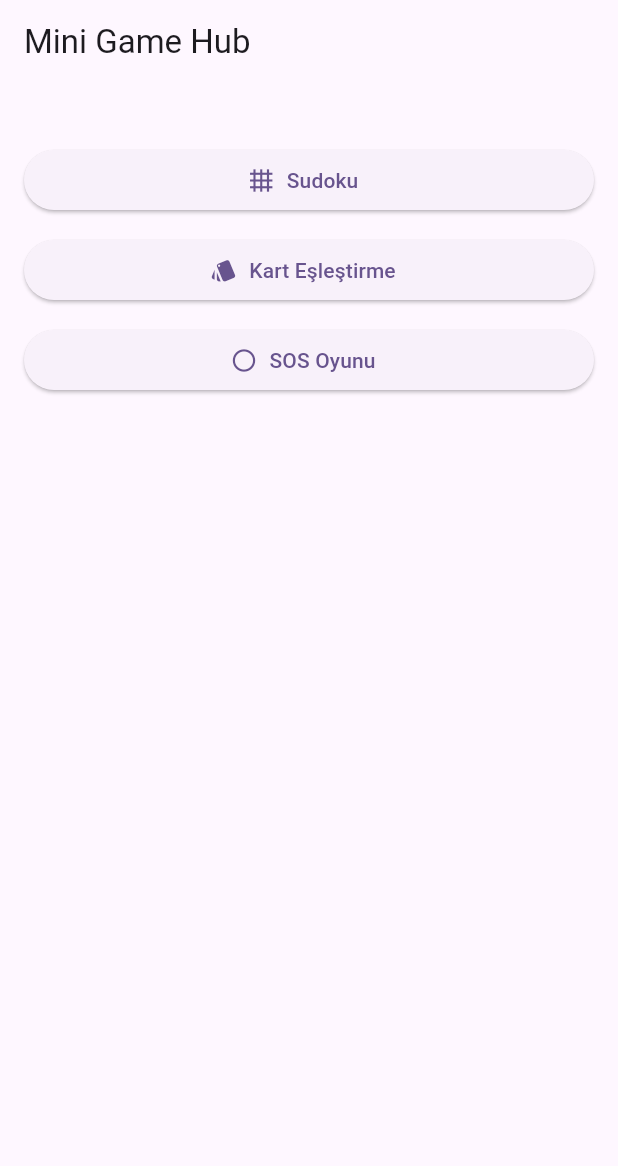
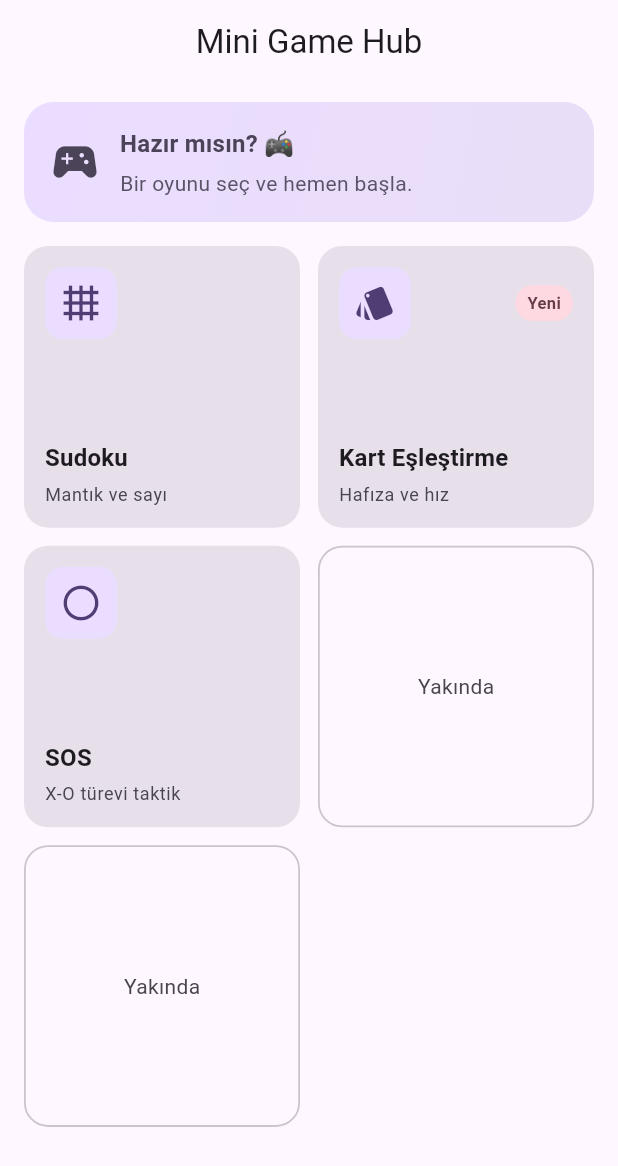
Before and after one commit to Murattyildiz/mini_game_hub, a Flutter app: the screen it shows after launch, on a phone screen of 412 x 824 dp. Shown: the top 1166 px of the screen. Run offline on Flutter 3.47's test engine with Material 3 defaults, Android fonts, the light colour scheme and no system bars; our stand-ins replace cloud_firestore, firebase_core, flutter_riverpod, go_router, shared_preferences; accounts and stored records are empty.

Commit message:
ana sayfa düzenlendi

```diff
--- a/lib/features/home/home_page.dart
+++ b/lib/features/home/home_page.dart
@@ -6,30 +6,89 @@ class HomePage extends StatelessWidget {
 
   @override
   Widget build(BuildContext context) {
+    final cs = Theme.of(context).colorScheme;
     return Scaffold(
-      appBar: AppBar(title: const Text('Mini Game Hub')),
-      body: Padding(
-        padding: const EdgeInsets.all(16.0),
-        child: Column(
-          crossAxisAlignment: CrossAxisAlignment.stretch,
-          children: [
-            const SizedBox(height: 24),
-            ElevatedButton.icon(
-              onPressed: () => context.go('/sudoku'),
-              icon: const Icon(Icons.grid_4x4),
-              label: const Text('Sudoku'),
+      appBar: AppBar(
+        title: const Text('Mini Game Hub'),
+        centerTitle: true,
+      ),
+      body: SafeArea(
+        child: CustomScrollView(
+          slivers: [
+            SliverToBoxAdapter(
+              child: Padding(
+                padding: const EdgeInsets.fromLTRB(16, 12, 16, 8),
+                child: Container(
+                  padding: const EdgeInsets.all(16),
+                  decoration: BoxDecoration(
+                    gradient: LinearGradient(
+                      colors: [cs.primaryContainer, cs.secondaryContainer],
+                      begin: Alignment.topLeft,
+                      end: Alignment.bottomRight,
+                    ),
+                    borderRadius: BorderRadius.circular(20),
+                  ),
+                  child: Row(
+                    children: [
+                      Icon(Icons.sports_esports, color: cs.onSecondaryContainer, size: 36),
+                      const SizedBox(width: 12),
+                      Expanded(
+                        child: Column(
+                          crossAxisAlignment: CrossAxisAlignment.start,
+                          children: [
+                            Text('Hazır mısın? 🎮',
+                                style: Theme.of(context)
+                                    .textTheme
+                                    .titleMedium
+                                    ?.copyWith(color: cs.onSecondaryContainer, fontWeight: FontWeight.w700)),
+                            const SizedBox(height: 4),
+                            Text('Bir oyunu seç ve hemen başla.',
+                                style: Theme.of(context)
+                                    .textTheme
+                                    .bodyMedium
+                                    ?.copyWith(color: cs.onSecondaryContainer.withOpacity(0.9))),
+                          ],
+                        ),
+                      ),
+                    ],
+                  ),
+                ),
+              ),
             ),
-            const SizedBox(height: 12),
-            ElevatedButton.icon(
-              onPressed: () => context.go('/memory'),
-              icon: const Icon(Icons.style),
-              label: const Text('Kart Eşleştirme'),
-            ),
-            const SizedBox(height: 12),
-            ElevatedButton.icon(
-              onPressed: () => context.go('/sos'),
-              icon: const Icon(Icons.circle_outlined),
-              label: const Text('SOS Oyunu'),
+            SliverPadding(
+              padding: const EdgeInsets.fromLTRB(16, 8, 16, 16),
+              sliver: SliverGrid(
+                gridDelegate: const SliverGridDelegateWithFixedCrossAxisCount(
+                  crossAxisCount: 2,
+                  mainAxisSpacing: 12,
+                  crossAxisSpacing: 12,
+                  childAspectRatio: 0.98,
+                ),
+                delegate: SliverChildListDelegate([
+                  _GameCard(
+                    icon: Icons.grid_4x4,
+                    title: 'Sudoku',
+                    subtitle: 'Mantık ve sayı',
+                    onTap: () => context.go('/sudoku'),
+                  ),
+                  _GameCard(
+                    icon: Icons.style,
+                    title: 'Kart Eşleştirme',
+                    subtitle: 'Hafıza ve hız',
+                    onTap: () => context.go('/memory'),
+                    trailing: _Badge(text: 'Yeni'),
+                  ),
+                  _GameCard(
+                    icon: Icons.circle_outlined,
+                    title: 'SOS',
+                    subtitle: 'X-O türevi taktik',
+                    onTap: () => context.go('/sos'),
+                  ),
+                  // Boş alanlar için gelecekteki oyunlar
+                  _ComingSoonCard(),
+                  _ComingSoonCard(),
+                ]),
+              ),
             ),
           ],
         ),
@@ -37,3 +96,93 @@ class HomePage extends StatelessWidget {
     );
   }
 }
+
+class _GameCard extends StatelessWidget {
+  final IconData icon;
+  final String title;
+  final String subtitle;
+  final VoidCallback onTap;
+  final Widget? trailing;
+
+  const _GameCard({
+    required this.icon,
+    required this.title,
+    required this.subtitle,
+    required this.onTap,
+    this.trailing,
+  });
+
+  @override
+  Widget build(BuildContext context) {
+    final cs = Theme.of(context).colorScheme;
+    return Material(
+      color: cs.surfaceVariant,
+      borderRadius: BorderRadius.circular(16),
+      child: InkWell(
+        onTap: onTap,
+        borderRadius: BorderRadius.circular(16),
+        child: Padding(
+          padding: const EdgeInsets.all(14.0),
+          child: Column(
+            crossAxisAlignment: CrossAxisAlignment.start,
+            children: [
+              Row(
+                children: [
+                  Container(
+                    decoration: BoxDecoration(
+                      color: cs.primaryContainer,
+                      borderRadius: BorderRadius.circular(12),
+                    ),
+                    padding: const EdgeInsets.all(10),
+                    child: Icon(icon, color: cs.onPrimaryContainer, size: 28),
+                  ),
+                  const Spacer(),
+                  if (trailing != null) trailing!,
+                ],
+              ),
+              const Spacer(),
+              Text(title, style: Theme.of(context).textTheme.titleMedium?.copyWith(fontWeight: FontWeight.w700)),
+              const SizedBox(height: 4),
+              Text(subtitle, style: Theme.of(context).textTheme.bodySmall?.copyWith(color: cs.onSurfaceVariant)),
+            ],
+          ),
+        ),
+      ),
+    );
+  }
+}
+
+class _Badge extends StatelessWidget {
+  final String text;
+  const _Badge({required this.text});
+
+  @override
+  Widget build(BuildContext context) {
+    final cs = Theme.of(context).colorScheme;
+    return Container(
+      padding: const EdgeInsets.symmetric(horizontal: 8, vertical: 4),
+      decoration: BoxDecoration(
+        color: cs.tertiaryContainer,
+        borderRadius: BorderRadius.circular(999),
+      ),
+      child: Text(text, style: TextStyle(color: cs.onTertiaryContainer, fontSize: 11, fontWeight: FontWeight.w600)),
+    );
+  }
+}
+
+class _ComingSoonCard extends StatelessWidget {
+  @override
+  Widget build(BuildContext context) {
+    final cs = Theme.of(context).colorScheme;
+    return Container(
+      decoration: BoxDecoration(
+        color: cs.surface,
+        borderRadius: BorderRadius.circular(16),
+        border: Border.all(color: cs.outlineVariant, width: 1.2),
+      ),
+      child: Center(
+        child: Text('Yakında', style: TextStyle(color: cs.onSurfaceVariant)),
+      ),
+    );
+  }
+}
```
